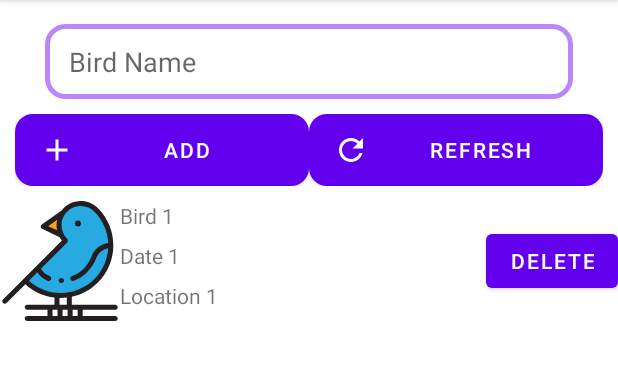
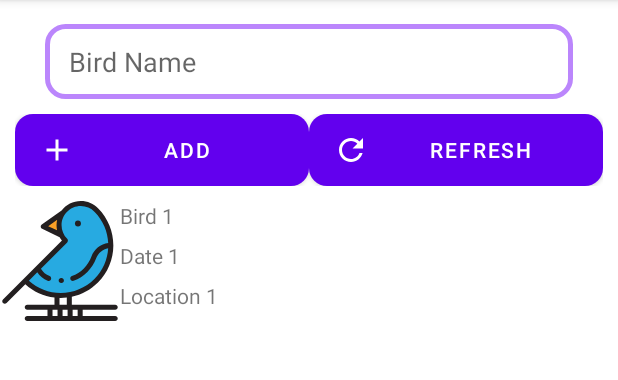
Before and after one commit to BJH-OPSC/OPSC7312-BirdWatch, an Android app: the screen it shows after launch (ObservationsActivity), after a tap on "LIST", on a phone screen of 412 x 824 dp, the part 84-464 px from its top. Run offline under Robolectric (Android 15) with nearby library versions, the light colour scheme and no system bars.

Commit message:
added stuff

```diff
--- a/app/src/main/res/layout/birds_list.xml
+++ b/app/src/main/res/layout/birds_list.xml
@@ -43,12 +43,4 @@
             android:layout_weight="1"
             />
     </LinearLayout>
-
-    <Button
-        android:id="@+id/btnDelete"
-        android:layout_width="wrap_content"
-        android:layout_height="wrap_content"
-        android:layout_gravity="center_vertical"
-        android:text="Delete"
-        android:onClick="btnDeleteClick"/>
 </LinearLayout>
```
Also changed, not shown: app/src/main/java/com/example/opsc_birdwatch/SettingsActivity.kt (+4 -6 lines).
